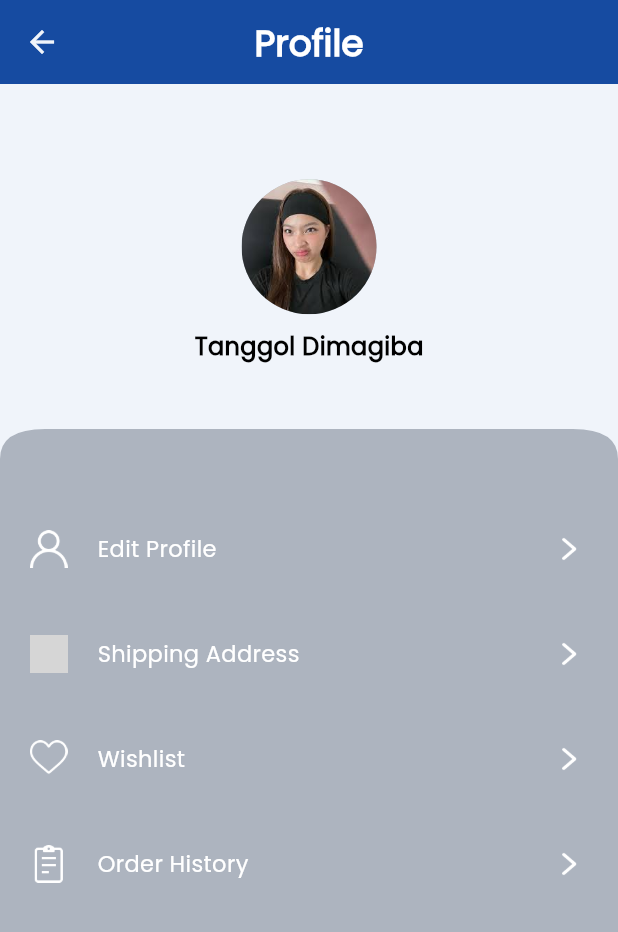
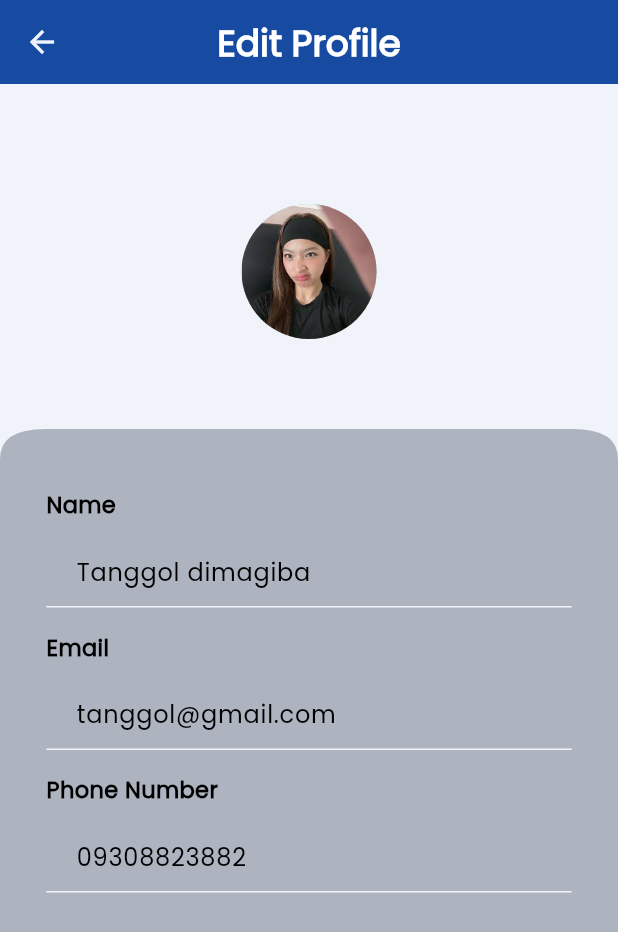
Before and after one commit to Coco10130/katseye, a Flutter app: the ProfilePage screen opened directly, after a tap on "Edit Profile", on a phone screen of 412 x 824 dp. Shown: the top 932 px of the screen. Run offline on Flutter 3.47's test engine with Material 3 defaults, Android fonts, the phone set to English and light mode, and no system bars; our stand-ins replace bloc, flutter_bloc; grey boxes are pictures that could not be loaded.

Commit message:
new pages added

```diff
--- /dev/null
+++ b/eukay/lib/components/my-appBar.dart
@@ -0,0 +1,26 @@
+import 'package:flutter/material.dart';
+
+AppBar MyAppBar({
+  required String label,
+  required VoidCallback onPressed,
+  Color backgroundColor = Colors.black,
+  Color textColor = Colors.white,
+}) {
+  return AppBar(
+    title: Text(
+      label,
+      style: TextStyle(
+        fontSize: 24,
+        fontFamily: "Poppins",
+        fontWeight: FontWeight.w700,
+        color: textColor,
+      ),
+    ),
+    centerTitle: true,
+    backgroundColor: backgroundColor,
+    leading: IconButton(
+      icon: const Icon(Icons.arrow_back),
+      onPressed: onPressed,
+    ),
+  );
+}
--- a/eukay/lib/components/my_input.dart
+++ b/eukay/lib/components/my_input.dart
@@ -19,7 +19,7 @@ class MyTextField extends StatelessWidget {
     required this.hint,
     required this.controller,
     this.backgroundColor = Colors.transparent,
-    this.hintColor = Colors.white54,
+    this.hintColor = Colors.black54,
     this.textColor = Colors.black,
     this.height = 85,
     this.widthFactor = 0.85,
--- /dev/null
+++ b/eukay/lib/components/transitions/navigation_transition.dart
@@ -0,0 +1,30 @@
+import "package:flutter/material.dart";
+import "package:flutter/widgets.dart";
+
+void navigateWithSlideTransition({
+  required BuildContext context,
+  required Widget page,
+  Offset beginOffset = const Offset(2.0, 0.0),
+  Offset endOffset = Offset.zero,
+  Curve curve = Curves.fastEaseInToSlowEaseOut,
+  Duration duration = const Duration(milliseconds: 500),
+}) {
+  Navigator.push(
+    context,
+    PageRouteBuilder(
+      transitionDuration: duration,
+      pageBuilder: (context, animation, secondAnimation) => page,
+      transitionsBuilder: (context, animation, secondAimation, child) {
+        var tween = Tween(begin: beginOffset, end: endOffset).chain(
+          CurveTween(curve: curve),
+        );
+
+        var offsetAnimation = animation.drive(tween);
+        return SlideTransition(
+          position: offsetAnimation,
+          child: child,
+        );
+      },
+    ),
+  );
+}
--- /dev/null
+++ b/eukay/lib/pages/profile/ui/edit_profile.dart
@@ -0,0 +1,121 @@
+import 'package:eukay/components/my-appBar.dart';
+import 'package:eukay/components/my_input.dart';
+import 'package:eukay/uitls/curved_edges.dart';
+import 'package:flutter/material.dart';
+
+class EditProfile extends StatelessWidget {
+  const EditProfile({super.key});
+
+  @override
+  Widget build(BuildContext context) {
+    return Scaffold(
+      backgroundColor: Theme.of(context).colorScheme.primary,
+      appBar: MyAppBar(
+        label: "Edit Profile",
+        onPressed: () {
+          Navigator.pop(context);
+        },
+        backgroundColor: Theme.of(context).colorScheme.secondary,
+        textColor: Theme.of(context).colorScheme.onPrimary,
+      ),
+      body: const EditProfilBody(),
+    );
+  }
+}
+
+class EditProfilBody extends StatefulWidget {
+  const EditProfilBody({super.key});
+
+  @override
+  State<EditProfilBody> createState() => _EditProfilBodyState();
+}
+
+class _EditProfilBodyState extends State<EditProfilBody> {
+  final TextEditingController _nameController =
+      TextEditingController(text: "Tanggol dimagiba");
+  final TextEditingController _emailController =
+      TextEditingController(text: "tanggol@gmail.com");
+  final TextEditingController _phoneNumberController =
+      TextEditingController(text: "09308823882");
+
+  @override
+  void dispose() {
+    super.dispose();
+    _nameController.dispose();
+    _emailController.dispose();
+    _phoneNumberController.dispose();
+  }
+
+  @override
+  Widget build(BuildContext context) {
+    const double spacing = 10;
+
+    return SingleChildScrollView(
+      child: Column(
+        children: [
+          ClipPath(
+            clipper: CustomCurvedEdges(),
+            child: Container(
+              color: Theme.of(context).colorScheme.onSurface,
+              child: const SizedBox(
+                height: 250,
+                width: double.infinity,
+                child: Stack(
+                  children: [
+                    // profile picture
+                    Align(
+                      alignment: Alignment.center,
+                      child: CircleAvatar(
+                        radius: 45,
+                        backgroundImage: AssetImage("assets/images/colet.jpeg"),
+                      ),
+                    )
+                  ],
+                ),
+              ),
+            ),
+          ),
+          Padding(
+            padding: const EdgeInsets.symmetric(vertical: 20, horizontal: 10),
+            child: Column(
+              crossAxisAlignment: CrossAxisAlignment.center,
+              mainAxisSize: MainAxisSize.min,
+              children: [
+                // name textfield
+                MyTextField(
+                  label: "Name",
+                  hint: "Enter Name",
+                  controller: _nameController,
+                ),
+
+                // spacing
+                const SizedBox(
+                  height: spacing,
+                ),
+
+                // email textfield
+                MyTextField(
+                  label: "Email",
+                  hint: "Enter Email",
+                  controller: _emailController,
+                ),
+
+                // spcaing
+                const SizedBox(
+                  height: spacing,
+                ),
+
+                // phone number textfield
+                MyTextField(
+                  label: "Phone Number",
+                  hint: "Enter Phone Number",
+                  controller: _phoneNumberController,
+                ),
+              ],
+            ),
+          )
+        ],
+      ),
+    );
+  }
+}
--- a/eukay/lib/pages/profile/ui/profile_page.dart
+++ b/eukay/lib/pages/profile/ui/profile_page.dart
@@ -1,3 +1,6 @@
+import 'package:eukay/components/my-appBar.dart';
+import 'package:eukay/components/transitions/navigation_transition.dart';
+import 'package:eukay/pages/profile/ui/edit_profile.dart';
 import 'package:eukay/uitls/curved_edges.dart';
 import 'package:flutter/material.dart';
 
@@ -8,24 +11,13 @@ class ProfilePage extends StatelessWidget {
   Widget build(BuildContext context) {
     return Scaffold(
       backgroundColor: Theme.of(context).colorScheme.primary,
-      appBar: AppBar(
-        title: Text(
-          "Profile",
-          style: TextStyle(
-            fontSize: 24,
-            fontFamily: "Poppins",
-            fontWeight: FontWeight.w700,
-            color: Theme.of(context).colorScheme.onPrimary,
-          ),
-        ),
-        centerTitle: true,
+      appBar: MyAppBar(
+        label: "Profile",
+        onPressed: () {
+          Navigator.pop(context);
+        },
         backgroundColor: Theme.of(context).colorScheme.secondary,
-        leading: IconButton(
-          icon: const Icon(Icons.arrow_back),
-          onPressed: () {
-            Navigator.pop(context);
-          },
-        ),
+        textColor: Theme.of(context).colorScheme.onPrimary,
       ),
       body: const ProfilePageBody(),
     );
@@ -43,7 +35,6 @@ class ProfilePageBody extends StatelessWidget {
           clipper: CustomCurvedEdges(),
           child: Container(
             color: Theme.of(context).colorScheme.onSurface,
-            padding: const EdgeInsets.all(0),
             child: SizedBox(
               height: 250,
               width: double.infinity,
@@ -91,10 +82,15 @@ class ProfilePageBody extends StatelessWidget {
         ),
 
         // edit profile
-        _myContainer("Edit Profile", "assets/icons/user.png"),
-        _myContainer("Shipping Address", "assets/icons/location.png"),
-        _myContainer("Wishlist", "assets/icons/heart.png"),
-        _myContainer("Order History", "assets/icons/clip.png"),
+        _myContainer("Edit Profile", "assets/icons/user.png", () {
+          navigateWithSlideTransition(
+            context: context,
+            page: const EditProfile(),
+          );
+        }),
+        _myContainer("Shipping Address", "assets/icons/location.png", () {}),
+        _myContainer("Wishlist", "assets/icons/heart.png", () {}),
+        _myContainer("Order History", "assets/icons/clip.png", () {}),
       ],
     );
   }
@@ -102,13 +98,14 @@ class ProfilePageBody extends StatelessWidget {
   Widget _myContainer(
     String label,
     String icon,
+    VoidCallback onPressed,
   ) {
     return Padding(
       padding: const EdgeInsets.only(left: 20, right: 20, bottom: 10),
       child: SizedBox(
         height: 60,
         child: GestureDetector(
-          onTap: () {},
+          onTap: onPressed,
           child: Row(
             crossAxisAlignment: CrossAxisAlignment.center,
             mainAxisAlignment: MainAxisAlignment.start,
--- /dev/null
+++ b/eukay/lib/pages/search_page/bloc/search_event.dart
@@ -0,0 +1,4 @@
+part of 'search_bloc.dart';
+
+@immutable
+sealed class SearchEvent {}
--- /dev/null
+++ b/eukay/lib/pages/search_page/bloc/search_state.dart
@@ -0,0 +1,6 @@
+part of 'search_bloc.dart';
+
+@immutable
+sealed class SearchState {}
+
+final class SearchInitial extends SearchState {}
--- /dev/null
+++ b/eukay/lib/pages/searched_product/bloc/searched_event.dart
@@ -0,0 +1,4 @@
+part of 'searched_bloc.dart';
+
+@immutable
+sealed class SearchedEvent {}
--- /dev/null
+++ b/eukay/lib/pages/searched_product/bloc/searched_state.dart
@@ -0,0 +1,6 @@
+part of 'searched_bloc.dart';
+
+@immutable
+sealed class SearchedState {}
+
+final class SearchedInitial extends SearchedState {}
```
Also changed, not shown: eukay/lib/components/my_searchbox.dart (+31 -14 lines), eukay/lib/pages/cart/ui/cart_page.dart (+7 -14 lines), eukay/lib/pages/dashboard/ui/dashboard_page.dart (+18 -44 lines), eukay/lib/pages/search_page/bloc/search_bloc.dart (added, +13 -0 lines), eukay/lib/pages/search_page/ui/search_page.dart (added, +51 -0 lines), eukay/lib/pages/searched_product/bloc/searched_bloc.dart (added, +13 -0 lines), eukay/lib/pages/searched_product/ui/searched_page.dart (added, +27 -0 lines).
